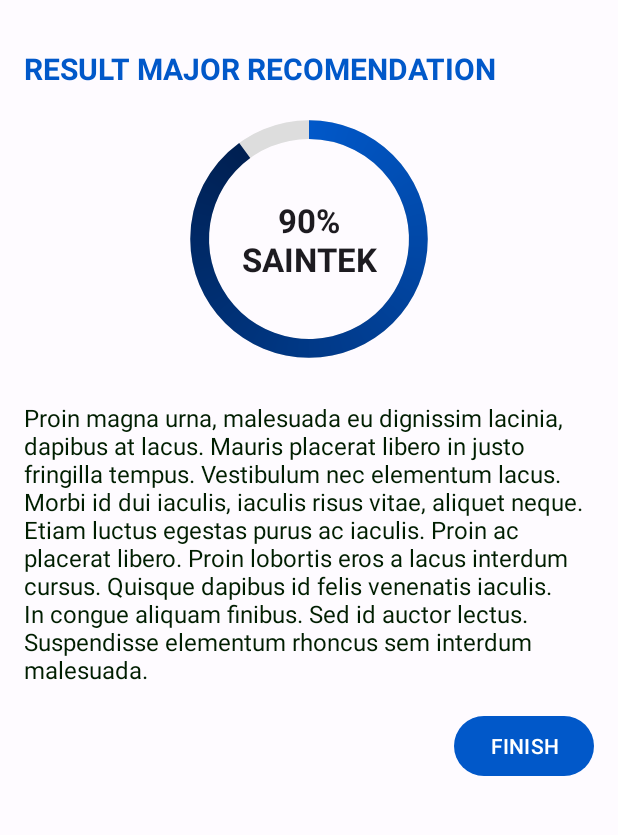
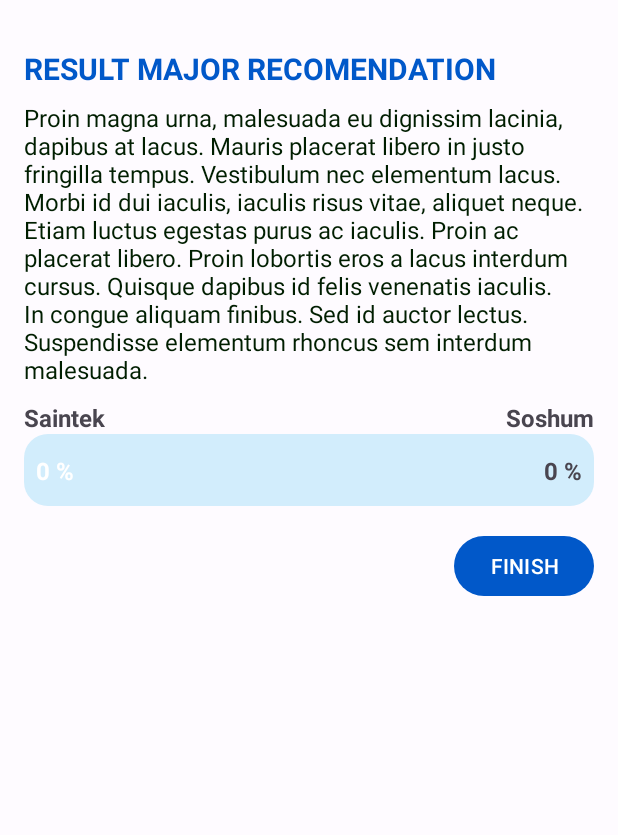
Before and after one commit to deress/VisitCampus, an Android app: the ResultMajorRecomendationActivity screen opened directly, with no data from a screen before it, on a phone screen of 412 x 824 dp, the part 96-931 px from its top. Run offline under Robolectric (Android 15) with nearby library versions, the phone set to English and light mode, and no system bars; 3 statements that could not run were skipped.

Commit message:
Add new percantage bar, Integration API in major recomendation feature

```diff
--- a/app/src/main/AndroidManifest.xml
+++ b/app/src/main/AndroidManifest.xml
@@ -1,6 +1,8 @@
 <?xml version="1.0" encoding="utf-8"?>
 <manifest xmlns:android="http://schemas.android.com/apk/res/android"
     xmlns:tools="http://schemas.android.com/tools">
+
+    <uses-permission android:name="android.permission.INTERNET"/>
 
     <application
         android:allowBackup="true"
--- a/app/src/main/java/com/dicoding/visitcampus/ui/major/ResultMajorRecomendationActivity.kt
+++ b/app/src/main/java/com/dicoding/visitcampus/ui/major/ResultMajorRecomendationActivity.kt
@@ -2,44 +2,62 @@ package com.dicoding.visitcampus.ui.major
 
 import android.animation.AnimatorSet
 import android.animation.ObjectAnimator
-import android.app.ProgressDialog
+import android.annotation.SuppressLint
 import android.content.Intent
 import androidx.appcompat.app.AppCompatActivity
 import android.os.Bundle
 import android.view.View
-import androidx.fragment.app.Fragment
 import com.dicoding.visitcampus.R
 import com.dicoding.visitcampus.databinding.ActivityResultMajorRecomendationBinding
-import com.dicoding.visitcampus.databinding.FragmentHomeBinding
-import com.dicoding.visitcampus.ui.home.HomeFragment
 import com.dicoding.visitcampus.ui.main.MainActivity
-import com.dicoding.visitcampus.ui.university.UniversitiesFragment
+import com.dicoding.visitcampus.data.response.PredictResponse
 
 class ResultMajorRecomendationActivity : AppCompatActivity() {
     private lateinit var binding: ActivityResultMajorRecomendationBinding
+
     override fun onCreate(savedInstanceState: Bundle?) {
+
         super.onCreate(savedInstanceState)
         binding = ActivityResultMajorRecomendationBinding.inflate(layoutInflater)
         setContentView(binding.root)
 
+        val resultRecomendation = intent.getParcelableExtra<PredictResponse>(RESULT_RECOMENDATION) as PredictResponse
+
+
         binding.btnFinish.setOnClickListener {
             val intent = Intent(this, MainActivity::class.java)
+            intent.flags = Intent.FLAG_ACTIVITY_CLEAR_TASK or Intent.FLAG_ACTIVITY_NEW_TASK
             startActivity(intent)
             this@ResultMajorRecomendationActivity.overridePendingTransition(R.anim.slide_in_right, R.anim.slide_out_left)
         }
 
         playAnimation()
+        setData(resultRecomendation)
+    }
+
+    @SuppressLint("StringFormatInvalid")
+    private fun setData(data: PredictResponse) {
+        val saintekPercent = data.saintek * 100
+        val soshumPercent = data.soshum * 100
+        val saintekText = getString(R.string.saintek_percent, saintekPercent.toInt())
+        val soshumText = getString(R.string.saintek_percent, soshumPercent.toInt())
+        binding.saintekPercent.text = saintekText + " %"
+        binding.soshumPercent.text = soshumText + " %"
+        binding.percentageBar.progress = saintekPercent.toInt()
     }
 
     private fun playAnimation() {
-        val tvTitle = ObjectAnimator.ofFloat(binding.tvTitle, View.ALPHA, 1f).setDuration(500)
-        val percentageBar = ObjectAnimator.ofFloat(binding.percentageBar, View.ALPHA, 1f).setDuration(500)
-        val tvProgress = ObjectAnimator.ofFloat(binding.tvProgress, View.ALPHA, 1f).setDuration(500)
-        val tvResult = ObjectAnimator.ofFloat(binding.tvResult, View.ALPHA, 1f).setDuration(500)
-        val btnFinish = ObjectAnimator.ofFloat(binding.btnFinish, View.ALPHA, 1f).setDuration(500)
+        val tvTitle = ObjectAnimator.ofFloat(binding.tvTitle, View.ALPHA, 1f).setDuration(1000)
+        val tvResult = ObjectAnimator.ofFloat(binding.tvResult, View.ALPHA, 1f).setDuration(1000)
+        val percentageBar = ObjectAnimator.ofFloat(binding.percentageBar, View.ALPHA, 1f).setDuration(1000)
+        val tvSaintek = ObjectAnimator.ofFloat(binding.tvSaintek, View.ALPHA, 1f).setDuration(1000)
+        val tvSoshum = ObjectAnimator.ofFloat(binding.tvSoshum, View.ALPHA, 1f).setDuration(1000)
+        val saintekPercent = ObjectAnimator.ofFloat(binding.saintekPercent, View.ALPHA, 1f).setDuration(1000)
+        val soshumPercent = ObjectAnimator.ofFloat(binding.soshumPercent, View.ALPHA, 1f).setDuration(1000)
+        val btnFinish = ObjectAnimator.ofFloat(binding.btnFinish, View.ALPHA, 1f).setDuration(1000)
 
         AnimatorSet().apply {
-            playSequentially(tvTitle,percentageBar, tvProgress, tvResult, btnFinish)
+            playTogether(tvTitle,tvResult, btnFinish, percentageBar, tvSaintek, tvSoshum, saintekPercent, soshumPercent)
             start()
         }
     }
@@ -47,7 +65,12 @@ class ResultMajorRecomendationActivity : AppCompatActivity() {
     override fun onBackPressed() {
         super.onBackPressed()
         val intent = Intent(this, MainActivity::class.java)
+        intent.flags = Intent.FLAG_ACTIVITY_CLEAR_TASK or Intent.FLAG_ACTIVITY_NEW_TASK
         startActivity(intent)
         this@ResultMajorRecomendationActivity.overridePendingTransition(R.anim.slide_in_left, R.anim.slide_out_right)
     }
+
+    companion object{
+        const val RESULT_RECOMENDATION = "result_recomendation"
+    }
 }
--- /dev/null
+++ b/app/src/main/res/drawable/custom_progress_bg.xml
@@ -0,0 +1,19 @@
+<?xml version="1.0" encoding="utf-8"?>
+<layer-list xmlns:android="http://schemas.android.com/apk/res/android">
+    <item android:id="@+id/background">
+        <shape android:shape="rectangle">
+            <corners android:radius="16dp"/>
+            <solid android:color="#D2EDFC"/>
+        </shape>
+    </item>
+
+    <item android:id="@+id/progress">
+        <scale android:scaleWidth="100%">
+            <shape android:shape="rectangle">
+                <corners android:topLeftRadius="16dp"
+                    android:bottomLeftRadius="16dp"/>
+                <solid android:color="@color/md_theme_light_primary"/>
+            </shape>
+        </scale>
+    </item>
+</layer-list>
--- a/app/src/main/res/layout/activity_result_major_recomendation.xml
+++ b/app/src/main/res/layout/activity_result_major_recomendation.xml
@@ -60,52 +60,121 @@
         tools:alpha="1"
         app:layout_constraintEnd_toEndOf="parent"
         app:layout_constraintStart_toStartOf="parent"
-        app:layout_constraintTop_toTopOf="@+id/appBarLayout" />
+        app:layout_constraintTop_toTopOf="@+id/appBarLayout"
+        />
 
     <TextView
         android:id="@+id/tv_result"
         android:layout_width="match_parent"
         android:layout_height="wrap_content"
         android:layout_marginStart="16dp"
+        android:layout_marginEnd="16dp"
         android:layout_marginTop="8dp"
-        android:layout_marginEnd="16dp"
         android:text="Proin magna urna, malesuada eu dignissim lacinia, dapibus at lacus. Mauris placerat libero in justo fringilla tempus. Vestibulum nec elementum lacus. Morbi id dui iaculis, iaculis risus vitae, aliquet neque. Etiam luctus egestas purus ac iaculis. Proin ac placerat libero. Proin lobortis eros a lacus interdum cursus. Quisque dapibus id felis venenatis iaculis. In congue aliquam finibus. Sed id auctor lectus. Suspendisse elementum rhoncus sem interdum malesuada."
         android:textColor="#001E00"
         android:textSize="16sp"
         android:alpha="0"
         tools:alpha="1"
-        app:layout_constraintEnd_toEndOf="@+id/tv_title"
-        app:layout_constraintStart_toStartOf="@+id/tv_title"
-        app:layout_constraintTop_toBottomOf="@+id/percentage_bar" />
+        app:layout_constraintTop_toBottomOf="@id/tv_title"
+        app:layout_constraintStart_toStartOf="parent"
+        app:layout_constraintEnd_toEndOf="parent"/>
 
+    <TextView
+        android:id="@+id/tv_saintek"
+        android:layout_width="wrap_content"
+        android:layout_height="wrap_content"
+        android:text="Saintek"
+        android:textStyle="bold"
+        android:textSize="16sp"
+        android:alpha="0"
+        tools:alpha="1"
+        app:layout_constraintBottom_toTopOf="@id/percentage_bar"
+        app:layout_constraintStart_toStartOf="@id/percentage_bar"/>
+
+    <TextView
+        android:id="@+id/tv_soshum"
+        android:layout_width="wrap_content"
+        android:layout_height="wrap_content"
+        android:text="Soshum"
+        android:textStyle="bold"
+        android:textSize="16sp"
+        android:alpha="0"
+        tools:alpha="1"
+        app:layout_constraintBottom_toTopOf="@id/percentage_bar"
+        app:layout_constraintEnd_toEndOf="@id/percentage_bar"/>
 
     <ProgressBar
         android:id="@+id/percentage_bar"
-        android:layout_width="200dp"
-        android:layout_height="200dp"
-        android:indeterminateOnly="false"
+        android:layout_width="match_parent"
+        android:layout_height="48dp"
+        style="@style/Widget.AppCompat.ProgressBar.Horizontal"
         android:progress="90"
-        android:progressDrawable="@drawable/circle_percentage_bar"
+        android:layout_marginStart="16dp"
+        android:layout_marginEnd="16dp"
+        android:layout_marginTop="32dp"
         android:alpha="0"
         tools:alpha="1"
         app:layout_constraintEnd_toEndOf="@+id/tv_title"
         app:layout_constraintStart_toStartOf="@+id/tv_title"
-        app:layout_constraintTop_toBottomOf="@+id/tv_title" />
+        app:layout_constraintTop_toBottomOf="@id/tv_result"
+        android:progressDrawable="@drawable/custom_progress_bg"/>
 
     <TextView
-        android:id="@+id/tv_progress"
+        android:id="@+id/saintek_percent"
         android:layout_width="wrap_content"
         android:layout_height="wrap_content"
-        android:text="90%\nSAINTEK"
+        android:text="@string/saintek_percent"
+        android:textSize="16dp"
         android:textStyle="bold"
-        android:textAlignment="center"
-        android:textAppearance="@style/TextAppearance.AppCompat.Large"
+        android:layout_marginStart="8dp"
+        android:textColor="#FFF"
         android:alpha="0"
         tools:alpha="1"
-        app:layout_constraintBottom_toBottomOf="@+id/percentage_bar"
-        app:layout_constraintEnd_toEndOf="@+id/percentage_bar"
-        app:layout_constraintStart_toStartOf="@+id/percentage_bar"
-        app:layout_constraintTop_toTopOf="@id/percentage_bar" />
+        app:layout_constraintStart_toStartOf="@id/percentage_bar"
+        app:layout_constraintTop_toTopOf="@id/percentage_bar"
+        app:layout_constraintBottom_toBottomOf="@id/percentage_bar"/>
+
+    <TextView
+        android:id="@+id/soshum_percent"
+        android:layout_width="wrap_content"
+        android:layout_height="wrap_content"
+        android:text="@string/soshum_percent"
+        android:textSize="16dp"
+        android:textStyle="bold"
+        android:layout_marginEnd="8dp"
+        android:alpha="0"
+        tools:alpha="1"
+        app:layout_constraintEnd_toEndOf="@id/percentage_bar"
+        app:layout_constraintTop_toTopOf="@id/percentage_bar"
+        app:layout_constraintBottom_toBottomOf="@id/percentage_bar"/>
+
+<!--    <ProgressBar-->
+<!--        android:id="@+id/percentage_bar"-->
+<!--        android:layout_width="200dp"-->
+<!--        android:layout_height="200dp"-->
+<!--        android:indeterminateOnly="false"-->
+<!--        android:progress="90"-->
+<!--        android:progressDrawable="@drawable/circle_percentage_bar"-->
+<!--        android:alpha="0"-->
+<!--        tools:alpha="1"-->
+<!--        app:layout_constraintEnd_toEndOf="@+id/tv_title"-->
+<!--        app:layout_constraintStart_toStartOf="@+id/tv_title"-->
+<!--        app:layout_constraintTop_toBottomOf="@+id/tv_title" />-->
+
+<!--    <TextView-->
+<!--        android:id="@+id/tv_progress"-->
+<!--        android:layout_width="wrap_content"-->
+<!--        android:layout_height="wrap_content"-->
+<!--        android:text="90%\nSAINTEK"-->
+<!--        android:textStyle="bold"-->
+<!--        android:textAlignment="center"-->
+<!--        android:textAppearance="@style/TextAppearance.AppCompat.Large"-->
+<!--        android:alpha="0"-->
+<!--        tools:alpha="1"-->
+<!--        app:layout_constraintBottom_toBottomOf="@+id/percentage_bar"-->
+<!--        app:layout_constraintEnd_toEndOf="@+id/percentage_bar"-->
+<!--        app:layout_constraintStart_toStartOf="@+id/percentage_bar"-->
+<!--        app:layout_constraintTop_toTopOf="@id/percentage_bar" />-->
 
     <Button
         android:id="@+id/btn_finish"
@@ -116,6 +185,6 @@
         android:alpha="0"
         tools:alpha="1"
         app:layout_constraintEnd_toEndOf="@+id/tv_result"
-        app:layout_constraintTop_toBottomOf="@+id/tv_result" />
+        app:layout_constraintTop_toBottomOf="@id/percentage_bar" />
 
 </androidx.constraintlayout.widget.ConstraintLayout>
--- a/app/src/main/res/values/strings.xml
+++ b/app/src/main/res/values/strings.xml
@@ -6,4 +6,6 @@
     <string name="view_all">View all</string>
     <string name="university">University</string>
     <string name="find_scope_button">Find Your Scope of Science</string>
+    <string name="saintek_percent">%d</string>
+    <string name="soshum_percent">%d</string>
 </resources>
```
Also changed, not shown: app/build.gradle.kts (+12 -0 lines), app/src/main/java/com/dicoding/visitcampus/data/Result.kt (added, +7 -0 lines), app/src/main/java/com/dicoding/visitcampus/data/VisitCampusRepository.kt (added, +37 -0 lines), app/src/main/java/com/dicoding/visitcampus/data/api/ApiConfig.kt (added, +33 -0 lines), app/src/main/java/com/dicoding/visitcampus/data/api/ApiService.kt (added, +13 -0 lines), app/src/main/java/com/dicoding/visitcampus/data/model/RequestPredictBody.kt (added, +12 -0 lines), app/src/main/java/com/dicoding/visitcampus/data/response/PredictResponse.kt (added, +14 -0 lines), app/src/main/java/com/dicoding/visitcampus/di/Injection.kt (added, +12 -0 lines), app/src/main/java/com/dicoding/visitcampus/ui/ViewModelFactory.kt (added, +25 -0 lines), app/src/main/java/com/dicoding/visitcampus/ui/major/MajorRecomendationActivity.kt (+69 -36 lines), app/src/main/java/com/dicoding/visitcampus/ui/major/MajorRecomendationViewModel.kt (added, +25 -0 lines).
